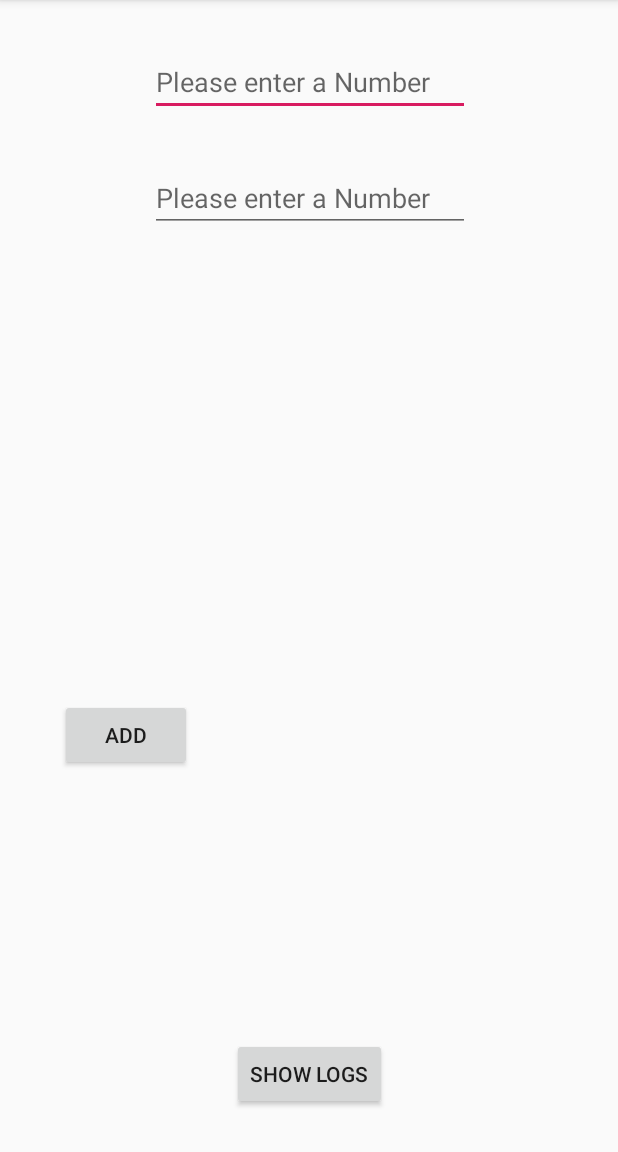
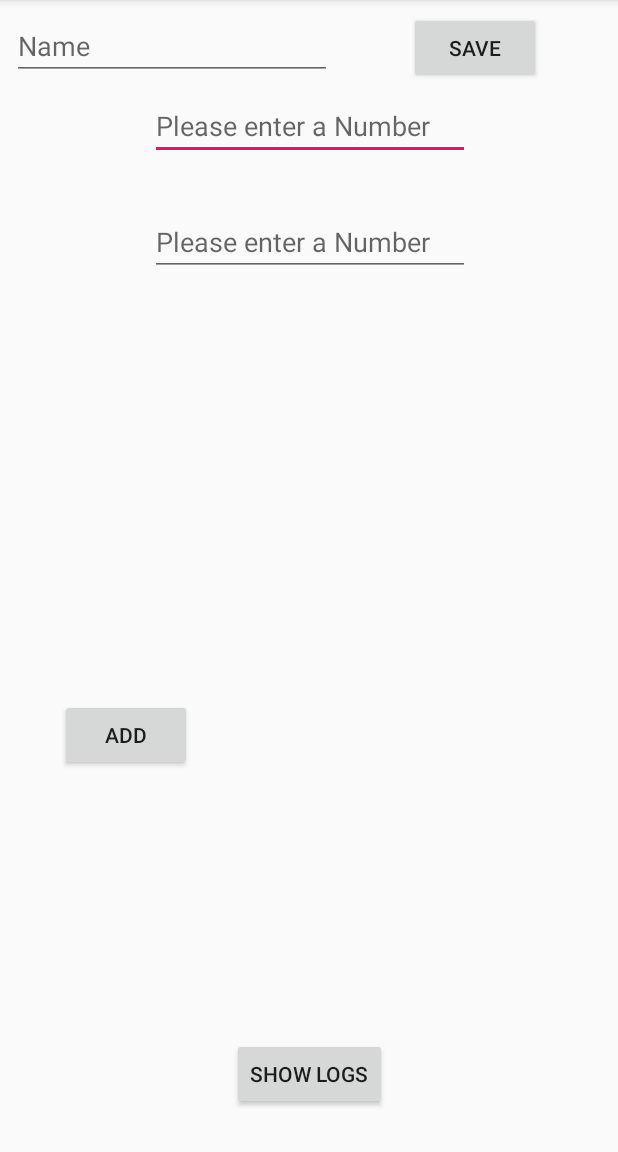
Before and after one commit to recursiveinfinity/Calculator, an Android app: the screen it shows after launch (MainActivity), on a phone screen of 412 x 824 dp, the part 84-1236 px from its top. Run offline under Robolectric (Android 15) with nearby library versions, the phone set to English and light mode, and no system bars.

Commit message:
Added SharedPreferences

```diff
--- a/app/src/main/java/com/example/sidd/calculator/MainActivity.java
+++ b/app/src/main/java/com/example/sidd/calculator/MainActivity.java
@@ -1,6 +1,8 @@
 package com.example.sidd.calculator;
 
+import android.content.Context;
 import android.content.Intent;
+import android.content.SharedPreferences;
 import android.os.Bundle;
 import android.support.v7.app.AppCompatActivity;
 import android.view.View;
@@ -12,13 +14,15 @@ import android.widget.Toast;
 import java.util.ArrayList;
 import java.util.List;
 
-public class MainActivity extends AppCompatActivity {
+public class MainActivity extends AppCompatActivity implements View.OnClickListener {
 
     EditText etNumberOne;
     EditText etNumberTwo;
+    EditText etName;
 
     Button btnAdd;
     Button btnLogs;
+    Button btnSave;
 
     TextView tvResult;
 
@@ -31,9 +35,11 @@ public class MainActivity extends AppCompatActivity {
 
         etNumberOne = findViewById(R.id.etNumberOne);
         etNumberTwo = findViewById(R.id.etNumberTwo);
+        etName = findViewById(R.id.etName);
 
         btnAdd = findViewById(R.id.btnAdd);
         btnLogs = findViewById(R.id.btnLogs);
+        btnSave = findViewById(R.id.btnSave);
 
         tvResult = findViewById(R.id.tvResult);
 
@@ -46,6 +52,8 @@ public class MainActivity extends AppCompatActivity {
                 log.add("Result of Addition: " + result);
             }
         });
+
+        btnSave.setOnClickListener(this);
 
         btnLogs.setOnClickListener(new View.OnClickListener() {
             @Override
@@ -61,6 +69,7 @@ public class MainActivity extends AppCompatActivity {
                 startActivity(intent);
             }
         });
+        readNameFromSharedPreferences();
     }
 
     private String add(String numberOne, String numberTwo) {
@@ -74,4 +83,26 @@ public class MainActivity extends AppCompatActivity {
         int result = a + b;
         return Integer.toString(result);
     }
+
+    @Override
+    public void onClick(View view) {
+        if (view.getId() == R.id.btnSave) {
+            handleSetName();
+        }
+    }
+
+    private void handleSetName() {
+        SharedPreferences sharedPreferences = getSharedPreferences("MySharedPreferences",
+                Context.MODE_PRIVATE);
+        SharedPreferences.Editor editor = sharedPreferences.edit();
+        editor.putString("name", etName.getText().toString());
+        editor.apply();
+    }
+
+    private void readNameFromSharedPreferences() {
+        SharedPreferences sharedPreferences = getSharedPreferences("MySharedPreferences",
+                Context.MODE_PRIVATE);
+        String name = sharedPreferences.getString("name", "");
+        tvResult.setText(name);
+    }
 }
--- a/app/src/main/res/layout/activity_main.xml
+++ b/app/src/main/res/layout/activity_main.xml
@@ -11,15 +11,15 @@
         android:layout_width="wrap_content"
         android:layout_height="wrap_content"
         android:layout_marginStart="8dp"
-        android:layout_marginTop="32dp"
+        android:layout_marginTop="8dp"
         android:layout_marginEnd="8dp"
         android:ems="10"
+        android:hint="@string/hint_number"
         android:inputType="number"
-        android:hint="@string/hint_number"
         app:layout_constraintEnd_toEndOf="parent"
         app:layout_constraintHorizontal_bias="0.503"
         app:layout_constraintStart_toStartOf="parent"
-        app:layout_constraintTop_toTopOf="parent" />
+        app:layout_constraintTop_toBottomOf="@+id/etName" />
 
     <EditText
         android:id="@+id/etNumberTwo"
@@ -74,4 +74,28 @@
         app:layout_constraintBottom_toBottomOf="parent"
         app:layout_constraintEnd_toEndOf="parent"
         app:layout_constraintStart_toStartOf="parent" />
+
+    <EditText
+        android:id="@+id/etName"
+        android:layout_width="wrap_content"
+        android:layout_height="wrap_content"
+        android:layout_marginStart="8dp"
+        android:layout_marginTop="8dp"
+        android:ems="10"
+        android:inputType="textPersonName"
+        android:hint="Name"
+        app:layout_constraintStart_toStartOf="parent"
+        app:layout_constraintTop_toTopOf="parent" />
+
+    <Button
+        android:id="@+id/btnSave"
+        android:layout_width="wrap_content"
+        android:layout_height="wrap_content"
+        android:layout_marginStart="8dp"
+        android:layout_marginTop="8dp"
+        android:layout_marginEnd="8dp"
+        android:text="@string/save"
+        app:layout_constraintEnd_toEndOf="parent"
+        app:layout_constraintStart_toEndOf="@+id/etName"
+        app:layout_constraintTop_toTopOf="parent" />
 </android.support.constraint.ConstraintLayout>
--- a/app/src/main/res/values/strings.xml
+++ b/app/src/main/res/values/strings.xml
@@ -3,4 +3,5 @@
     <string name="hint_number">Please enter a Number</string>
     <string name="label_add">Add</string>
     <string name="show_logs">Show Logs</string>
+    <string name="save">Save</string>
 </resources>
```
